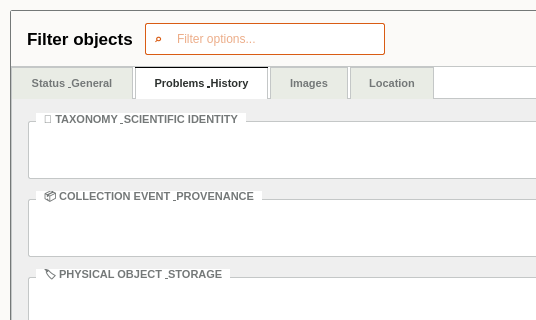
Qt form qt designer/filter_dialog.ui (Fr0lich/arbor) before a commit; both pictures show x 0 to 536 and y 0 to 320 of the 820 by 650 pixel window.
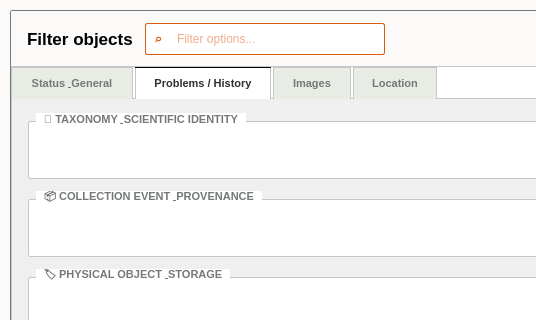
The same form after that commit. The open tabs and pages were chosen to show the change.

The edit to the form file:
```diff
--- a/qt designer/filter_dialog.ui
+++ b/qt designer/filter_dialog.ui
@@ -396,7 +396,9 @@
          </layout>
         </widget>
         <widget class="QWidget" name="tab_problems">
-         <attribute name="title"><string>Problems &amp; History</string></attribute>
+         <attribute name="title">
+          <string>Problems / History</string>
+         </attribute>
          <layout class="QVBoxLayout" name="layout_tab_problems">
           <property name="leftMargin"><number>0</number></property>
           <property name="topMargin"><number>0</number></property>
```
Left out of the diff: 963 changed lines with no effect on the pictures.
